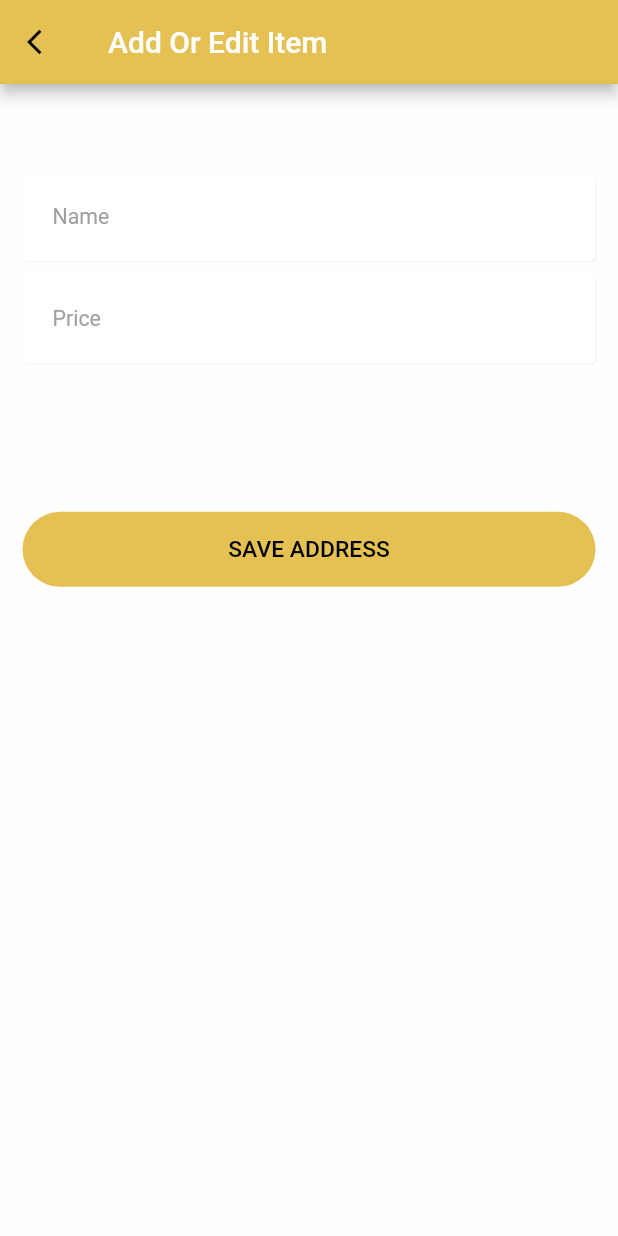
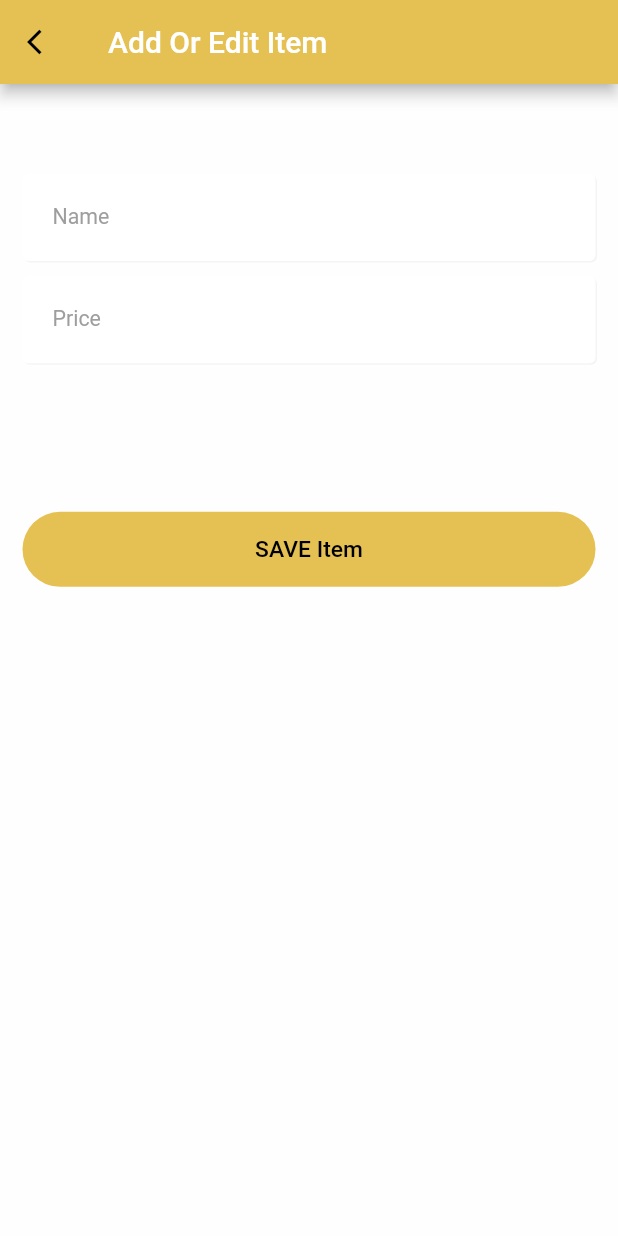
Before and after one commit to ZeeshanSalem/ProductBox, a Flutter app: the AddEditItemScreen screen opened directly, on a phone screen of 412 x 824 dp. Run offline on Flutter 3.47's test engine with Material 2 defaults, Android fonts, the phone set to English and light mode, and no system bars; our stand-ins replace dio, flutter_screenutil, get, get_it, shared_preferences; accounts and stored records are empty; network calls fail.

```diff
--- a/lib/ui/screens/add_edit_item/add_edit_item_screen.dart
+++ b/lib/ui/screens/add_edit_item/add_edit_item_screen.dart
@@ -102,7 +102,7 @@ class _AddEditItemScreenState extends State<AddEditItemScreen> {
                     margin: EdgeInsets.only(top: 38, bottom: 20),
                     child: RectangularButton(
                       buttonColor: primaryColor,
-                      text: "${widget.isEdit ?"UPDATE" : "SAVE"} ADDRESS",
+                      text: "${widget.isEdit ?"UPDATE" : "SAVE"} Item",
                       textColor: Colors.black,
                       onPressed: (){
                         if(_formKey.currentState!.validate()){
```
Also changed, not shown: lib/ui/screens/items/items_list.dart (+8 -7 lines).
